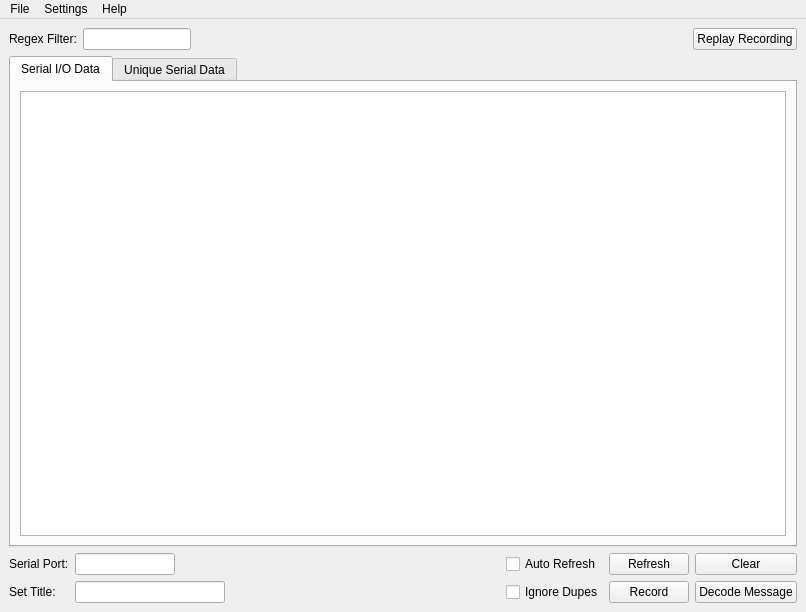
The window that src/gui/analyzer.ui (nevtum/XSeriesTestTool) describes before a commit, drawn with Qt 5.
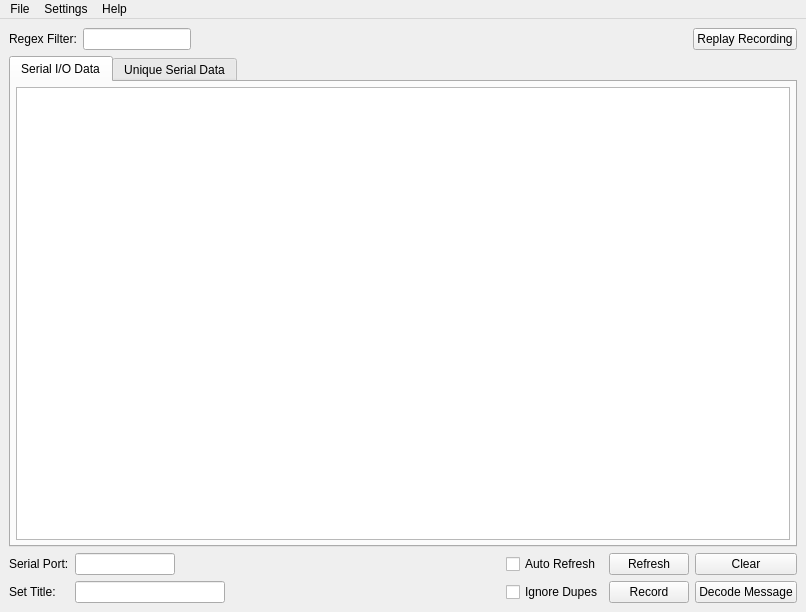
The same window after the commit.

```diff
--- a/src/gui/analyzer.ui
+++ b/src/gui/analyzer.ui
@@ -105,6 +105,9 @@
         <string>Serial I/O Data</string>
        </attribute>
        <layout class="QVBoxLayout" name="verticalLayout_2">
+        <property name="margin">
+         <number>5</number>
+        </property>
         <item>
          <widget class="QTableView" name="tableView">
           <property name="verticalScrollBarPolicy">
```
Left out of the diff: 3 changed lines with no effect on the pictures.
